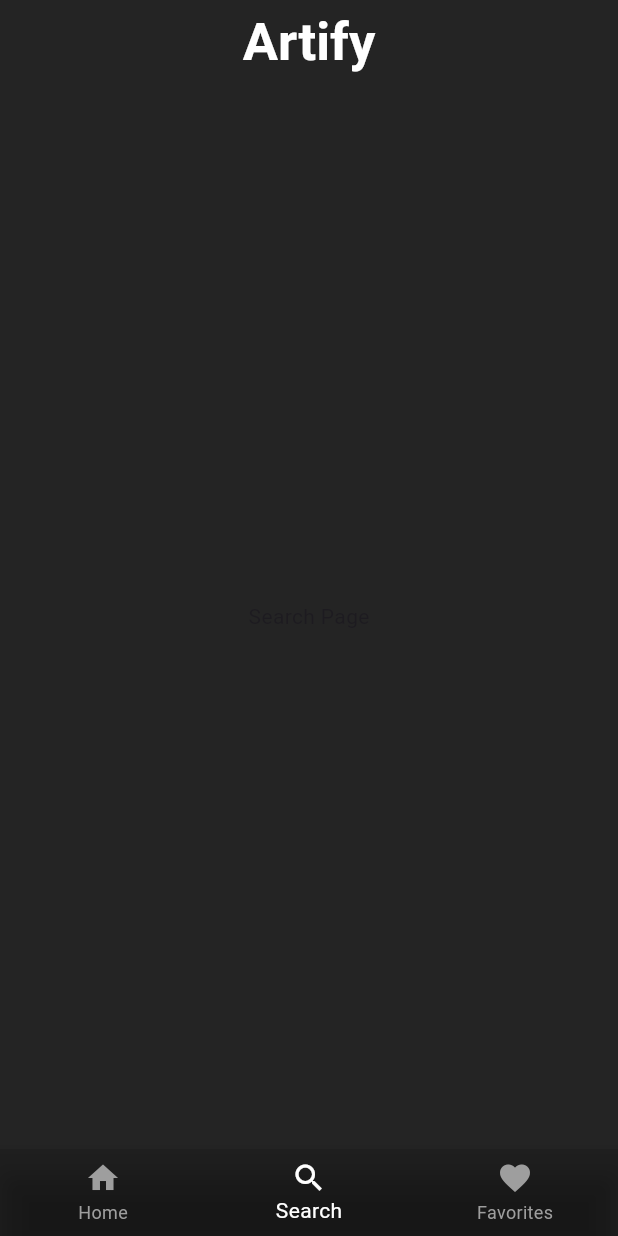
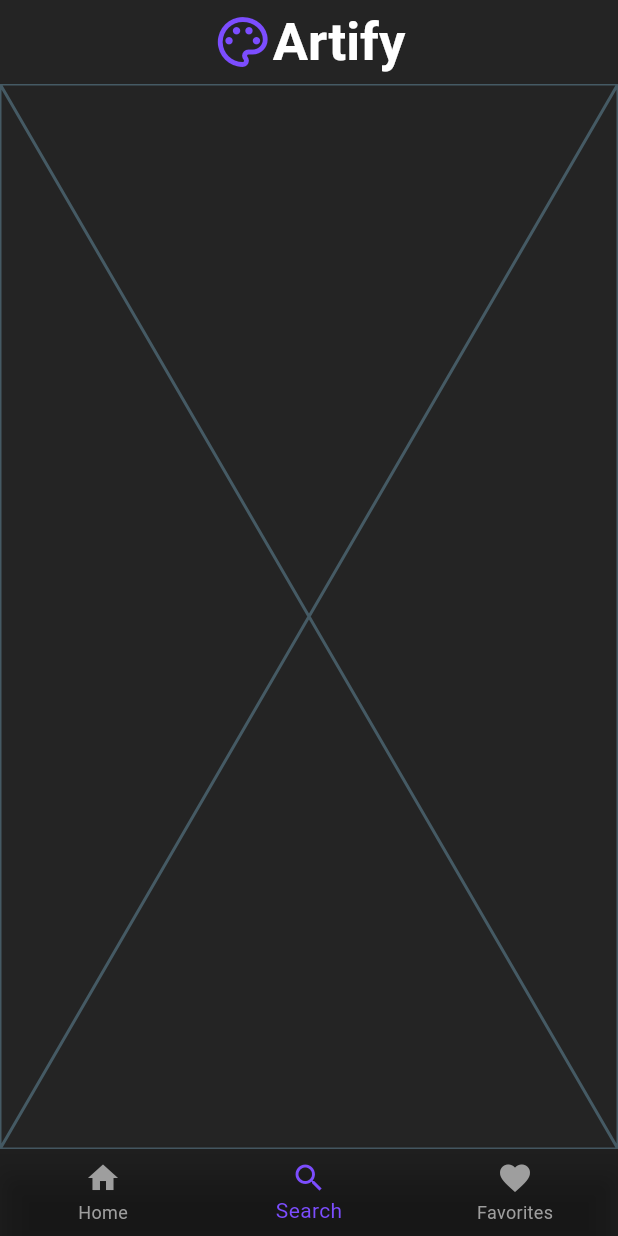
Before and after one commit to AksitArda/Artify, a Flutter app: the screen it shows after launch, swiped to page 2, on a phone screen of 412 x 824 dp. Run offline on Flutter 3.47's test engine with Material 3 defaults, Android fonts, the light colour scheme and no system bars; network calls fail.

Commit message:
Search page added

```diff
--- a/lib/main.dart
+++ b/lib/main.dart
@@ -1,5 +1,6 @@
 import 'package:artify/favorites.dart';
 import 'package:artify/home.dart';
+import 'package:artify/search.dart';
 import 'package:flutter/material.dart';
 
 void main() {
@@ -32,10 +33,25 @@ class _MainState extends State<Main> {
       appBar: AppBar(
         backgroundColor: Color.fromARGB(255, 36, 36, 36),
         elevation: 0,
-        title: Center(child: Text(
-          'Artify',
-          style: TextStyle(color: Colors.white,fontWeight: FontWeight.bold, fontSize: 35),
-        ),),
+        title: Center(
+            child: Row(
+          crossAxisAlignment: CrossAxisAlignment.center,
+          mainAxisAlignment: MainAxisAlignment.center,
+          children: [
+            Icon(
+              Icons.palette_outlined,
+              color: Colors.deepPurpleAccent,
+              size: 40,
+            ),
+            Text(
+              'Artify',
+              style: TextStyle(
+                  color: Colors.white,
+                  fontWeight: FontWeight.bold,
+                  fontSize: 35),
+            )
+          ],
+        )),
       ),
       body: PageView(
         controller: _pageController,
@@ -46,14 +62,14 @@ class _MainState extends State<Main> {
         },
         children: [
           Home(),
-          Center(child: Text("Search Page")),
+          Search(),
           Favorites(),
         ],
       ),
       bottomNavigationBar: BottomNavigationBar(
         currentIndex: _currentIndex,
         backgroundColor: Colors.black12,
-        selectedItemColor: Colors.white,
+        selectedItemColor: Colors.deepPurpleAccent,
         unselectedItemColor: Colors.grey,
         items: [
           BottomNavigationBarItem(
--- /dev/null
+++ b/lib/search.dart
@@ -0,0 +1,10 @@
+import 'package:flutter/material.dart';
+
+class Search extends StatelessWidget {
+  const Search({super.key});
+
+  @override
+  Widget build(BuildContext context) {
+    return const Placeholder();
+  }
+}
```
